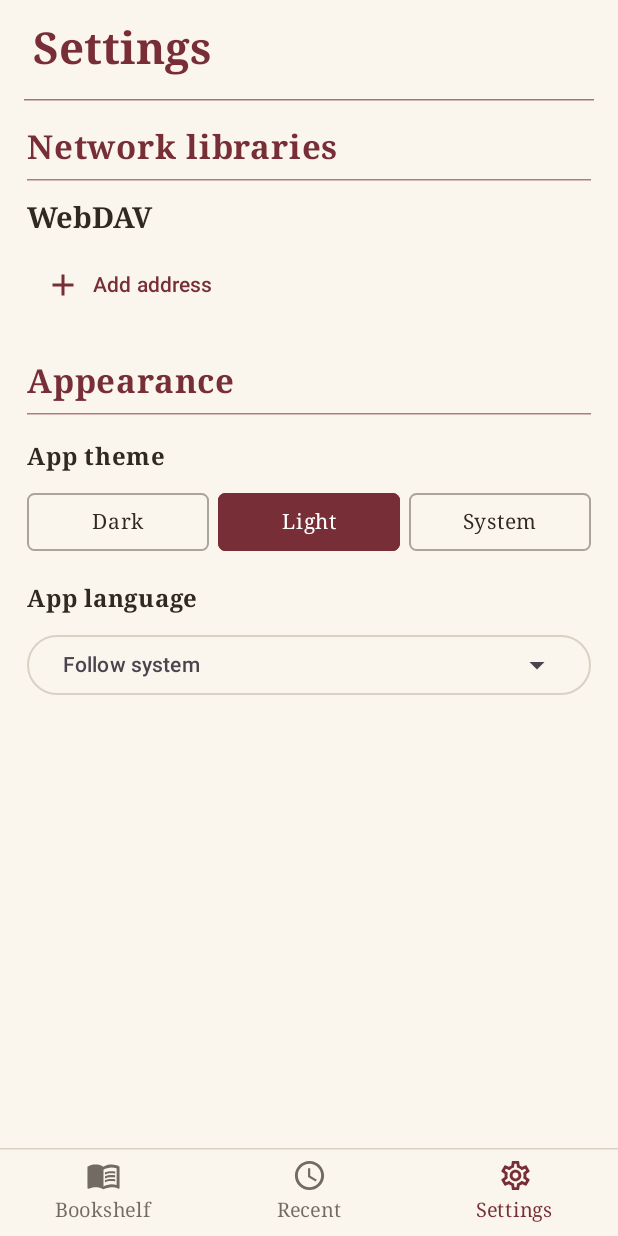
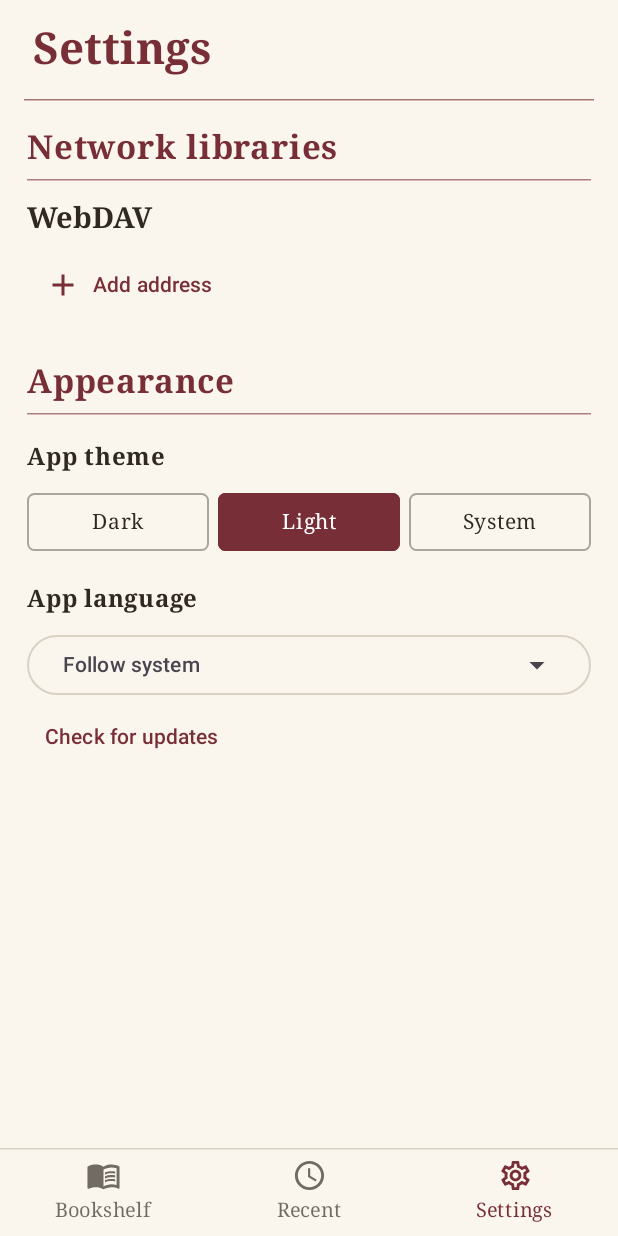
Before and after one commit to Accelerating/Komic, an Android app built with Jetpack Compose: the screen it shows after launch (MainActivity), after a tap on "Settings", on a phone screen of 412 x 824 dp. Run offline under Robolectric (Android 15) with nearby library versions, the phone set to English and light mode, and no system bars; our stand-ins replace Room's generated code; pictures from the network do not load; 1 other tap on this screen came first.

Commit message:
Check GitHub releases for updates at startup and from settings

```diff
--- a/app/src/main/java/com/komic/reader/MainActivity.kt
+++ b/app/src/main/java/com/komic/reader/MainActivity.kt
@@ -111,6 +111,8 @@ class MainActivity : ComponentActivity() {
 
 @Composable
 private fun Komic(activity: MainActivity, shelf: LibraryDb.Shelf, menuTheme: String, onTheme: (String) -> Unit) {
+    var updateRequest by remember { mutableIntStateOf(0) }
+    UpdatePrompt(activity, updateRequest)
     val prefs = remember { activity.getSharedPreferences("appearance", Context.MODE_PRIVATE) }
     val tabs = listOf(R.string.shelf, R.string.recent, R.string.settings).map(activity::getString)
     var tab by rememberSaveable { mutableIntStateOf(0) }
@@ -289,7 +291,7 @@ private fun Komic(activity: MainActivity, shelf: LibraryDb.Shelf, menuTheme: Str
             Box(Modifier.weight(1f)) {
                 if (settingsState != null) settingsState.SaveableStateProvider("settings") {
                     Settings(prefs, menuTheme, onTheme, activity.currentLanguage(), activity::changeLanguage,
-                        openComic = { server, item ->
+                        checkUpdates = { updateRequest++ }, openComic = { server, item ->
                             remoteTitle = item.name
                             val source = if (item.nativeArchive) "dav-archive" else "dav"
                             opening = "$source:${server.id}|${item.url}"
--- a/app/src/main/java/com/komic/reader/Settings.kt
+++ b/app/src/main/java/com/komic/reader/Settings.kt
@@ -60,7 +60,7 @@ fun Choices(values: List<String>, selected: String, active: Color, foreground: C
 }
 
 @Composable
-internal fun Settings(prefs: SharedPreferences, theme: String, onTheme: (String) -> Unit, language: String, onLanguage: (String) -> Unit, openComic: (Server, DavItem) -> Unit, importComics: (Server, List<DavItem>) -> Unit, importing: Boolean) {
+internal fun Settings(prefs: SharedPreferences, theme: String, onTheme: (String) -> Unit, language: String, onLanguage: (String) -> Unit, openComic: (Server, DavItem) -> Unit, importComics: (Server, List<DavItem>) -> Unit, importing: Boolean, checkUpdates: () -> Unit) {
     var entries by remember { mutableStateOf(servers(prefs)) }
     var edit by rememberSaveable { mutableStateOf<String?>(null) }
     var browsing by rememberSaveable { mutableStateOf<String?>(null) }
@@ -121,6 +121,7 @@ internal fun Settings(prefs: SharedPreferences, theme: String, onTheme: (String)
                 }
             }
         }
+        TextButton(onClick = checkUpdates) { Text(context.getString(R.string.check_updates)) }
     }
     edit?.let { id ->
         val original = entries.find { it.id == id }
--- a/app/src/main/res/values/strings.xml
+++ b/app/src/main/res/values/strings.xml
@@ -94,4 +94,11 @@
     <string name="import_selected">Import selected (%1$d)</string>
     <string name="import_result">Imported: %1$d · Failed: %2$d</string>
     <string name="import_progress">Processed %1$d / %2$d</string>
+    <string name="update_title">Komic %1$s is available</string>
+    <string name="update_download">Download update</string>
+    <string name="update_later">Later</string>
+    <string name="check_updates">Check for updates</string>
+    <string name="checking_updates">Checking for updates…</string>
+    <string name="up_to_date">You have the latest version</string>
+    <string name="update_check_failed">Could not check for updates. Try again.</string>
 </resources>
```
Also changed, not shown: app/build.gradle.kts (+6 -2 lines), app/src/main/java/com/komic/reader/Update.kt (added, +76 -0 lines), 2 other files.
